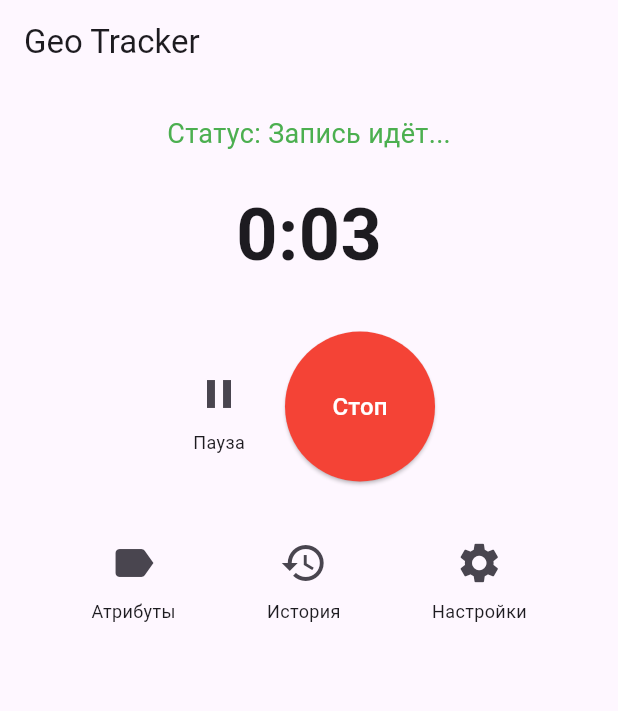
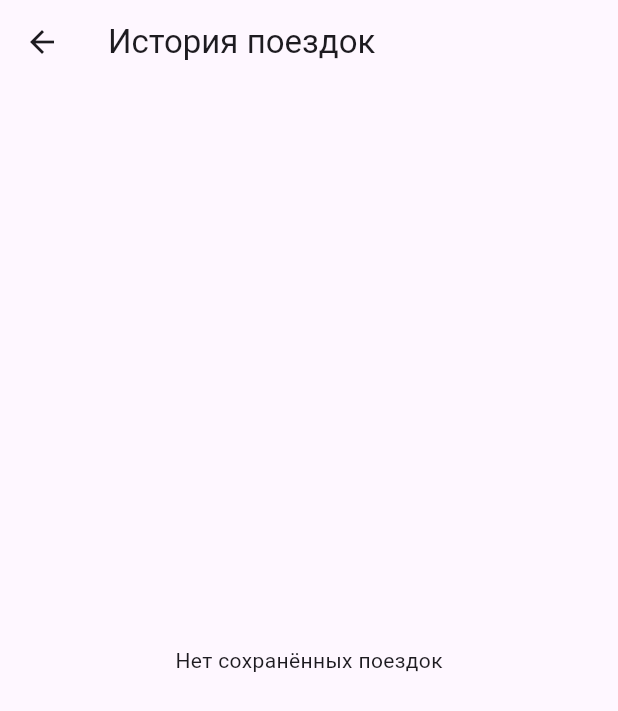
Before and after one commit to JasonParzival/geo_tracker, a Flutter app: the screen it shows after launch, after a tap on "Старт", after a tap on the "label" icon, after a tap on the "history" icon, on a phone screen of 412 x 824 dp. Shown: the top 711 px of the screen. Run offline on Flutter 3.47's test engine with Material 3 defaults, Android fonts, the phone set to English and light mode, and no system bars; our stand-ins replace hive, hive_flutter; accounts and stored records are empty.

Commit message:
Сделал экран истории поездок

```diff
--- /dev/null
+++ b/lib/history_screen.dart
@@ -0,0 +1,50 @@
+import 'package:flutter/material.dart';
+import 'package:hive_flutter/hive_flutter.dart';
+import 'package:geo_tracker/models/trip.dart';
+
+class HistoryScreen extends StatelessWidget {
+  const HistoryScreen({super.key});
+
+  @override
+  Widget build(BuildContext context) {
+    return Scaffold(
+      appBar: AppBar(
+        title: const Text('История поездок'),
+      ),
+      body: ValueListenableBuilder(
+        valueListenable: Hive.box<Trip>('trips').listenable(),
+        builder: (context, Box<Trip> box, _) {
+          if (box.isEmpty) {
+            return const Center(
+              child: Text('Нет сохранённых поездок'),
+            );
+          }
+
+          return ListView.builder(
+            itemCount: box.length,
+            itemBuilder: (context, index) {
+              final trip = box.getAt(index);
+              if (trip == null) return const SizedBox.shrink();
+
+              return Card(
+                margin: const EdgeInsets.symmetric(horizontal: 16, vertical: 8),
+                child: ListTile(
+                  leading: const Icon(Icons.directions_car),
+                  title: Text('${trip.startTime.toString().substring(0, 16)}'),
+                  subtitle: Text('${trip.transportType} • ${trip.tripPurpose}'),
+                  trailing: Text(
+                    trip.isUploaded ? '✅' : '⏳',
+                    style: const TextStyle(fontSize: 20),
+                  ),
+                  onTap: () {
+                    // Здесь будет открытие деталей поездки
+                  },
+                ),
+              );
+            },
+          );
+        },
+      ),
+    );
+  }
+}
--- a/lib/main_screen.dart
+++ b/lib/main_screen.dart
@@ -1,6 +1,7 @@
 import 'dart:async';
 import 'package:flutter/material.dart';
 import 'package:geo_tracker/attributes_screen.dart';
+import 'package:geo_tracker/history_screen.dart';
 
 class MainScreen extends StatefulWidget {
   const MainScreen({super.key});
@@ -112,10 +113,35 @@ class _MainScreenState extends State<MainScreen> {
   }
 
   Widget _buildToolButton(String label, IconData icon) {
+    // Создаём карту действий для каждой кнопки
+    VoidCallback? onPressed;
+    switch (label) {
+      case 'Атрибуты':
+        onPressed = () {
+          // Открыть атрибуты
+        };
+        break;
+      case 'История':
+        onPressed = () {
+          Navigator.push(
+            context,
+            MaterialPageRoute(builder: (context) => const HistoryScreen()),
+          );
+        };
+        break;
+      case 'Настройки':
+        onPressed = () {
+          // Открыть настройки
+        };
+        break;
+      default:
+        onPressed = () {};
+    }
+
     return Column(
       children: [
         IconButton(
-          onPressed: () {},
+          onPressed: onPressed,
           icon: Icon(icon, size: 32),
         ),
         Text(label, style: const TextStyle(fontSize: 12)),
```
